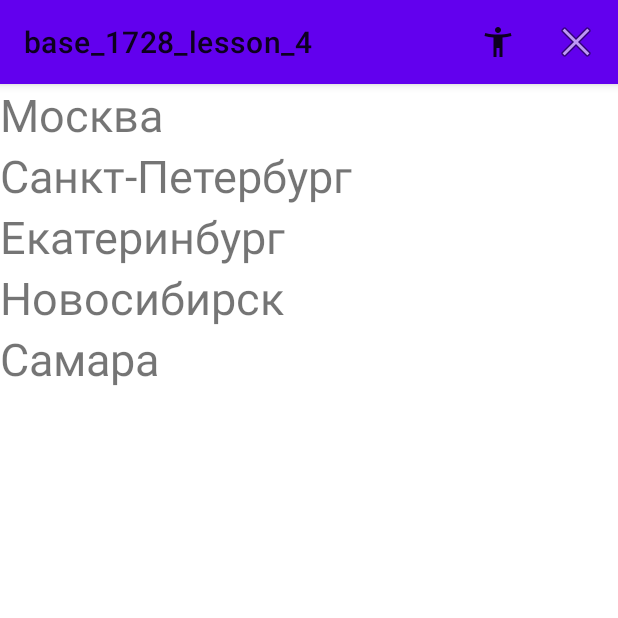
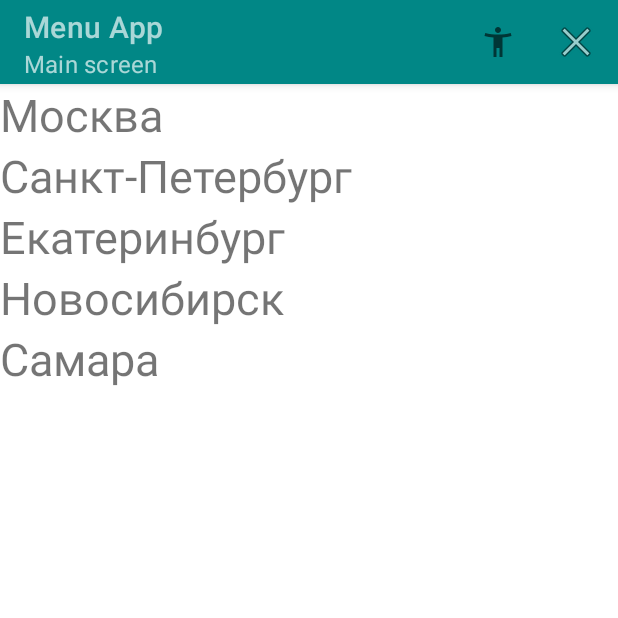
Before and after one commit to mentatusn/base_1728_lesson_4, an Android app: the MyFragmentsActivity screen opened directly, with no data from a screen before it, on a phone screen of 412 x 824 dp, the top half of it. Run offline under Robolectric (Android 15) with nearby library versions, the phone set to English and light mode, and no system bars; Roboto replaces fonts that are not available here.

Commit message:
урок 8 заменили toolbar

```diff
--- a/app/src/main/AndroidManifest.xml
+++ b/app/src/main/AndroidManifest.xml
@@ -10,11 +10,10 @@
         android:roundIcon="@mipmap/ic_launcher_round"
         android:supportsRtl="true"
         android:theme="@style/myThemeDefault">
-        <activity
-            android:name="com.gb.base_1728_lesson_6.TestActivity"
-            android:exported="false" />
+
         <activity
             android:name="com.gb.base_1728_lesson_6.MyFragmentsActivity"
+            android:screenOrientation="portrait"
             android:exported="true">
             <intent-filter>
                 <action android:name="android.intent.action.MAIN" />
--- a/app/src/main/java/com/gb/base_1728_lesson_6/MyFragmentsActivity.java
+++ b/app/src/main/java/com/gb/base_1728_lesson_6/MyFragmentsActivity.java
@@ -6,6 +6,7 @@ import android.view.MenuItem;
 
 import androidx.annotation.NonNull;
 import androidx.appcompat.app.AppCompatActivity;
+import androidx.appcompat.widget.Toolbar;
 import androidx.fragment.app.Fragment;
 
 import com.gb.base_1728_lesson_4.R;
@@ -21,6 +22,9 @@ public class MyFragmentsActivity extends AppCompatActivity {
             CitiesFragment citiesFragment = CitiesFragment.newInstance();
             getSupportFragmentManager().beginTransaction().replace(R.id.cities, citiesFragment).commit();
         }
+
+        Toolbar toolbar = findViewById(R.id.toolbar);
+        setSupportActionBar(toolbar);
     }
 
     @Override
--- a/app/src/main/res/layout/activity_my_fragments.xml
+++ b/app/src/main/res/layout/activity_my_fragments.xml
@@ -1,15 +1,32 @@
 <?xml version="1.0" encoding="utf-8"?>
 <LinearLayout xmlns:android="http://schemas.android.com/apk/res/android"
+    xmlns:app="http://schemas.android.com/apk/res-auto"
     xmlns:tools="http://schemas.android.com/tools"
     android:layout_width="match_parent"
     android:layout_height="match_parent"
+    android:orientation="vertical"
     tools:context="com.gb.base_1728_lesson_6.MyFragmentsActivity">
 
+    <com.google.android.material.appbar.AppBarLayout
+        android:layout_width="match_parent"
+        android:layout_height="wrap_content">
+
+
+        <androidx.appcompat.widget.Toolbar
+            android:id="@+id/toolbar"
+            android:layout_width="match_parent"
+            android:layout_height="?actionBarSize"
+            android:background="@color/teal_700"
+            app:subtitle="Main screen"
+            app:subtitleTextColor="#AAFFFFFF"
+            app:title="Menu App"
+            app:titleTextColor="#AAFFFFFF" />
+    </com.google.android.material.appbar.AppBarLayout>
 
     <FrameLayout
         android:id="@+id/cities"
-        android:layout_width="0dp"
-        android:layout_weight="1"
-        android:layout_height="match_parent"/>
+
+        android:layout_width="match_parent"
+        android:layout_height="match_parent" />
 
 </LinearLayout>
--- a/app/src/main/res/values/themes.xml
+++ b/app/src/main/res/values/themes.xml
@@ -1,6 +1,6 @@
 <resources xmlns:tools="http://schemas.android.com/tools">
     <!-- Base application theme. -->
-    <style name="myThemeDefault" parent="Theme.MaterialComponents.DayNight">
+    <style name="myThemeDefault" parent="Theme.MaterialComponents.DayNight.NoActionBar">
 
         <!-- Status bar color. -->
         <item name="android:statusBarColor" tools:targetApi="l">?attr/colorPrimaryVariant</item>
```
